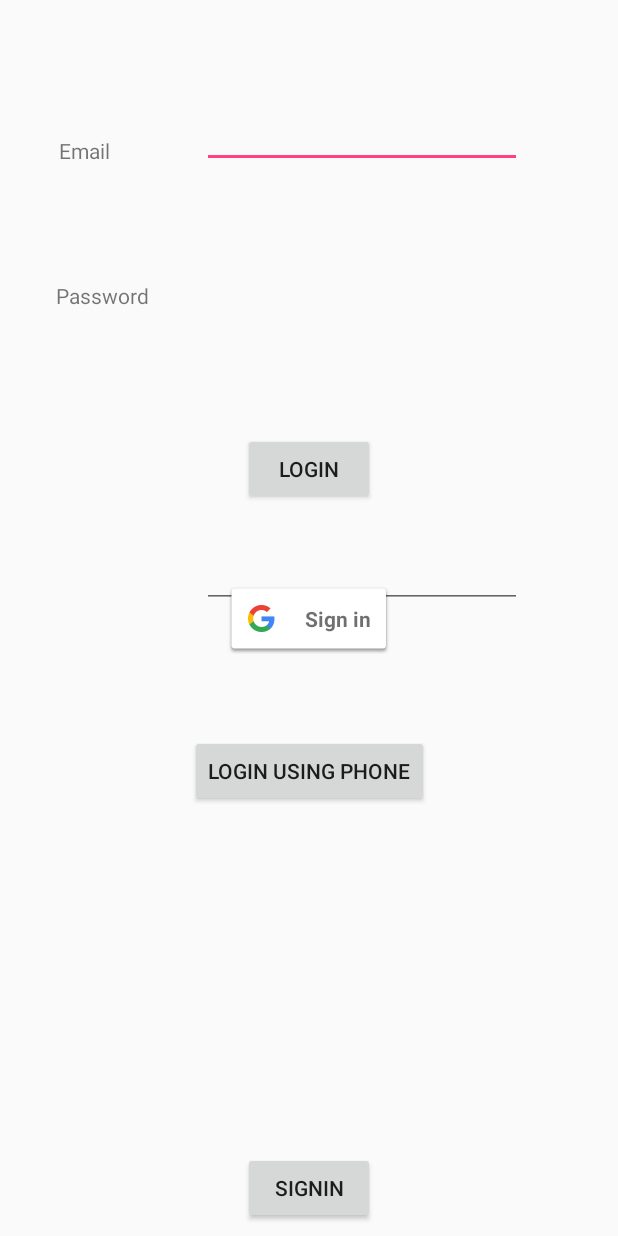
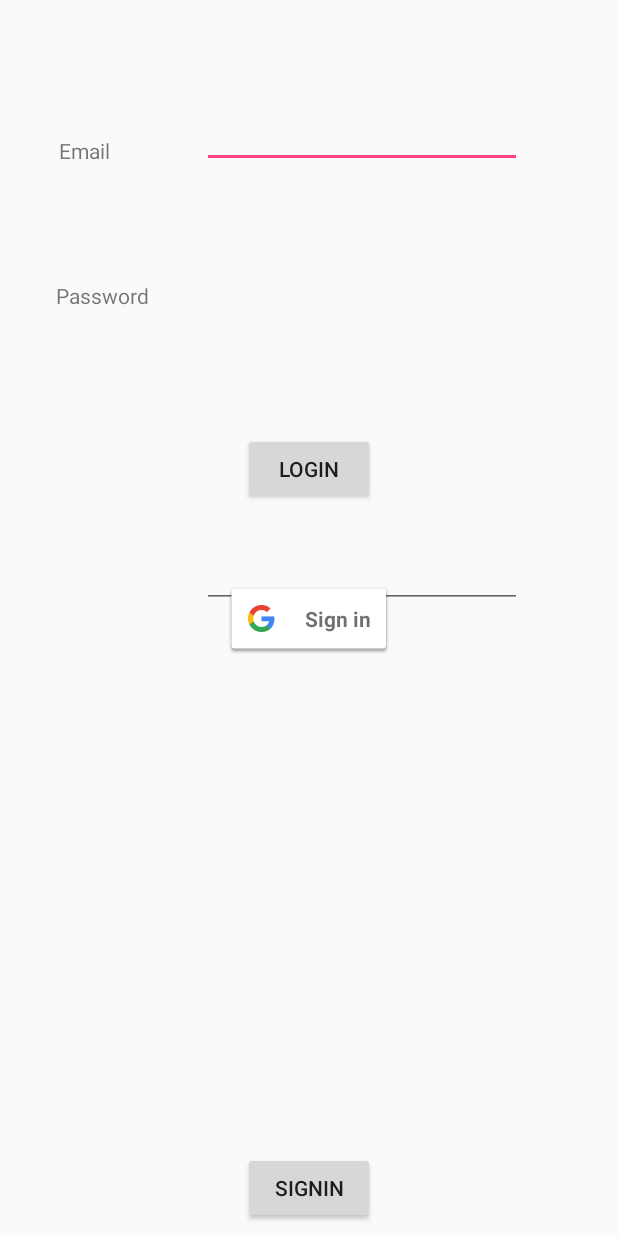
Before and after one commit to ayushmandey97/RentPay, an Android app: the layout activity_log_in.xml on its own in the app's theme, with its tools: preview values and no code run, on a phone screen of 412 x 824 dp. Run offline under Robolectric (Android 15) with nearby library versions, the phone set to English and light mode, and no system bars.

Commit message:
Add files via upload

```diff
--- a/app/src/main/res/layout/activity_log_in.xml
+++ b/app/src/main/res/layout/activity_log_in.xml
@@ -88,21 +88,6 @@
         app:layout_constraintVertical_bias="0.369" />
 
     <Button
-        android:id="@+id/button4"
-        android:layout_width="wrap_content"
-        android:layout_height="wrap_content"
-        android:layout_marginBottom="8dp"
-        android:layout_marginEnd="8dp"
-        android:layout_marginStart="8dp"
-        android:layout_marginTop="8dp"
-        android:text="Login Using Phone"
-        app:layout_constraintBottom_toBottomOf="parent"
-        app:layout_constraintEnd_toEndOf="parent"
-        app:layout_constraintStart_toStartOf="parent"
-        app:layout_constraintTop_toTopOf="parent"
-        app:layout_constraintVertical_bias="0.634" />
-
-    <Button
         android:id="@+id/signin"
         android:layout_width="wrap_content"
         android:layout_height="wrap_content"
```
